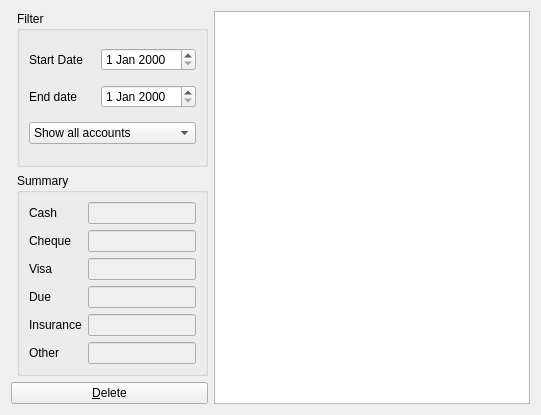
Qt form plugins/accountplugin/accountview.ui (FreeHealth/freehealth) before a commit.
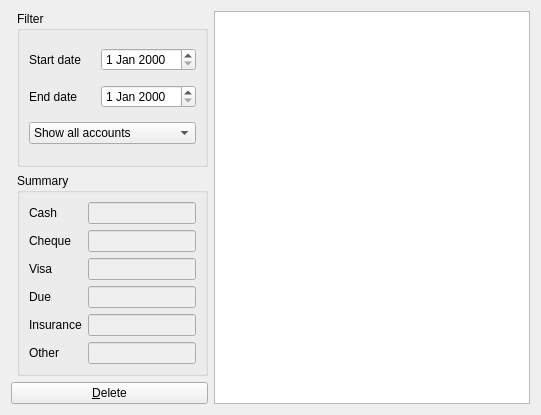
The same form after that commit.

```diff
--- a/plugins/accountplugin/accountview.ui
+++ b/plugins/accountplugin/accountview.ui
@@ -23,7 +23,7 @@
       <item row="0" column="0">
        <widget class="QLabel" name="label">
         <property name="text">
-         <string>Start Date</string>
+         <string>Start date</string>
         </property>
        </widget>
       </item>
```
